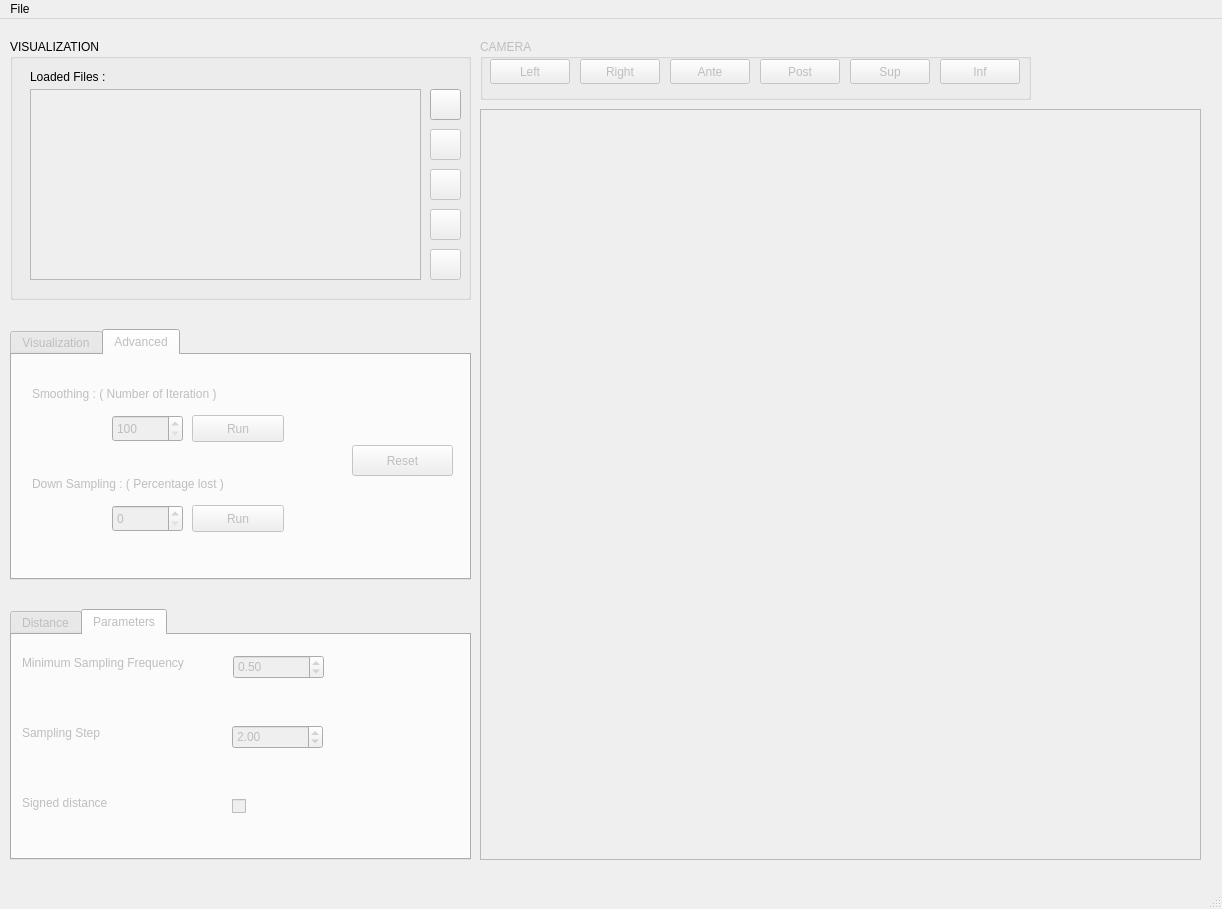
First picture: the form in meshMetricGui.ui, repository juliettepera/distance, before the edit.
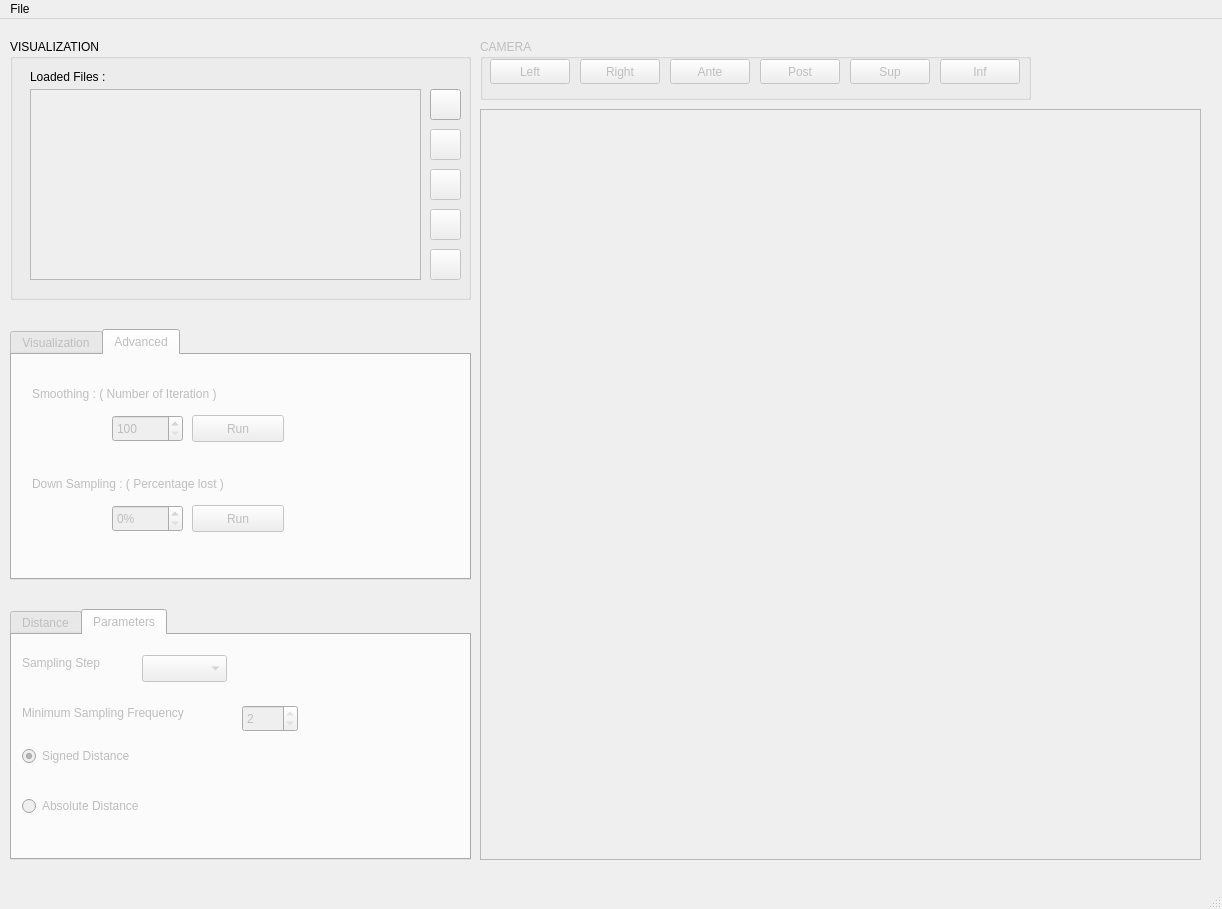
Second picture: the form after the edit. The open tabs and pages were chosen to show the change.

```diff
--- a/meshMetricGui.ui
+++ b/meshMetricGui.ui
@@ -475,6 +475,22 @@
        <double>1.000000000000000</double>
       </property>
      </widget>
+     <widget class="QPushButton" name="pushButtonResetAll">
+      <property name="geometry">
+       <rect>
+        <x>340</x>
+        <y>160</y>
+        <width>101</width>
+        <height>31</height>
+       </rect>
+      </property>
+      <property name="layoutDirection">
+       <enum>Qt::LeftToRight</enum>
+      </property>
+      <property name="text">
+       <string>Reset File</string>
+      </property>
+     </widget>
     </widget>
     <widget class="QWidget" name="tabSmoothing">
      <attribute name="title">
@@ -528,6 +544,9 @@
         <height>27</height>
        </rect>
       </property>
+      <property name="suffix">
+       <string>%</string>
+      </property>
       <property name="minimum">
        <number>0</number>
       </property>
@@ -573,22 +592,6 @@
        <number>10</number>
       </property>
      </widget>
-     <widget class="QPushButton" name="pushButtonResetAll">
-      <property name="geometry">
-       <rect>
-        <x>340</x>
-        <y>90</y>
-        <width>101</width>
-        <height>31</height>
-       </rect>
-      </property>
-      <property name="layoutDirection">
-       <enum>Qt::LeftToRight</enum>
-      </property>
-      <property name="text">
-       <string>Reset</string>
-      </property>
-     </widget>
     </widget>
    </widget>
    <widget class="QTabWidget" name="tabWidgetError">
@@ -680,59 +683,11 @@
      <attribute name="title">
       <string>Parameters</string>
      </attribute>
-     <widget class="QDoubleSpinBox" name="doubleSpinBoxMinSampFreq">
-      <property name="geometry">
-       <rect>
-        <x>221</x>
-        <y>20</y>
-        <width>91</width>
-        <height>24</height>
-       </rect>
-      </property>
-      <property name="minimum">
-       <double>0.000000000000000</double>
-      </property>
-      <property name="maximum">
-       <double>2.000000000000000</double>
-      </property>
-      <property name="singleStep">
-       <double>0.100000000000000</double>
-      </property>
-      <property name="value">
-       <double>0.500000000000000</double>
-      </property>
-     </widget>
-     <widget class="QCheckBox" name="checkBoxSignedDistance">
-      <property name="geometry">
-       <rect>
-        <x>220</x>
-        <y>160</y>
-        <width>93</width>
-        <height>22</height>
-       </rect>
-      </property>
-      <property name="text">
-       <string/>
-      </property>
-     </widget>
-     <widget class="QLabel" name="labelSampStep">
-      <property name="geometry">
-       <rect>
-        <x>10</x>
-        <y>90</y>
-        <width>201</width>
-        <height>16</height>
-       </rect>
-      </property>
-      <property name="text">
-       <string>Sampling Step</string>
-      </property>
-     </widget>
      <widget class="QLabel" name="labelMinSampFreq">
       <property name="geometry">
        <rect>
         <x>10</x>
-        <y>20</y>
+        <y>70</y>
         <width>201</width>
         <height>16</height>
        </rect>
@@ -741,36 +696,72 @@
        <string>Minimum Sampling Frequency</string>
       </property>
      </widget>
-     <widget class="QDoubleSpinBox" name="doubleSpinBoxSampStep">
+     <widget class="QRadioButton" name="radioButtonSignedDistance">
       <property name="geometry">
        <rect>
-        <x>220</x>
-        <y>90</y>
-        <width>91</width>
-        <height>24</height>
+        <x>10</x>
+        <y>110</y>
+        <width>141</width>
+        <height>22</height>
        </rect>
       </property>
-      <property name="maximum">
-       <double>10.000000000000000</double>
+      <property name="text">
+       <string>Signed Distance</string>
       </property>
-      <property name="singleStep">
-       <double>0.100000000000000</double>
-      </property>
-      <property name="value">
-       <double>2.000000000000000</double>
+      <property name="checked">
+       <bool>true</bool>
       </property>
      </widget>
-     <widget class="QLabel" name="labelSignedDistance">
+     <widget class="QRadioButton" name="radioButtonAbsoluteDistance">
       <property name="geometry">
        <rect>
         <x>10</x>
         <y>160</y>
+        <width>141</width>
+        <height>22</height>
+       </rect>
+      </property>
+      <property name="text">
+       <string>Absolute Distance</string>
+      </property>
+     </widget>
+     <widget class="QLabel" name="labelSampStep">
+      <property name="geometry">
+       <rect>
+        <x>10</x>
+        <y>20</y>
         <width>201</width>
         <height>16</height>
        </rect>
       </property>
       <property name="text">
-       <string>Signed distance</string>
+       <string>Sampling Step</string>
+      </property>
+     </widget>
+     <widget class="QComboBox" name="comboBoxSamplingStep">
+      <property name="geometry">
+       <rect>
+        <x>130</x>
+        <y>20</y>
+        <width>85</width>
+        <height>27</height>
+       </rect>
+      </property>
+     </widget>
+     <widget class="QSpinBox" name="spinBoxMinSampFreq">
+      <property name="geometry">
+       <rect>
+        <x>230</x>
+        <y>70</y>
+        <width>56</width>
+        <height>27</height>
+       </rect>
+      </property>
+      <property name="minimum">
+       <number>2</number>
+      </property>
+      <property name="maximum">
+       <number>2</number>
       </property>
      </widget>
     </widget>
```
Left out of the diff: 2 changed lines with no effect on the pictures.
